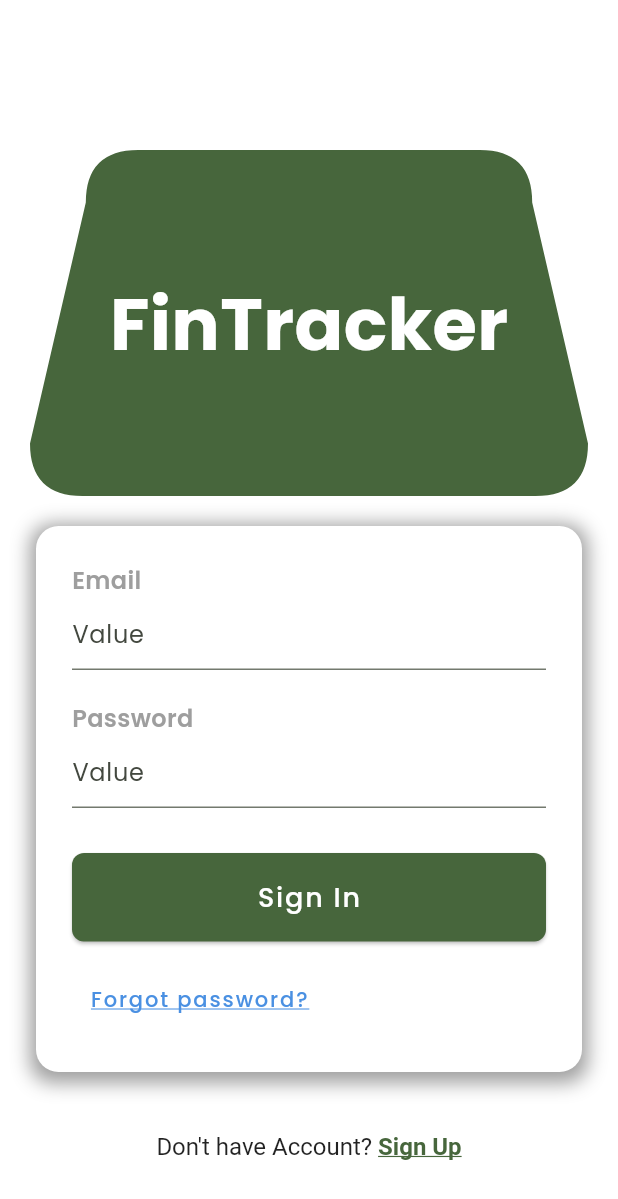
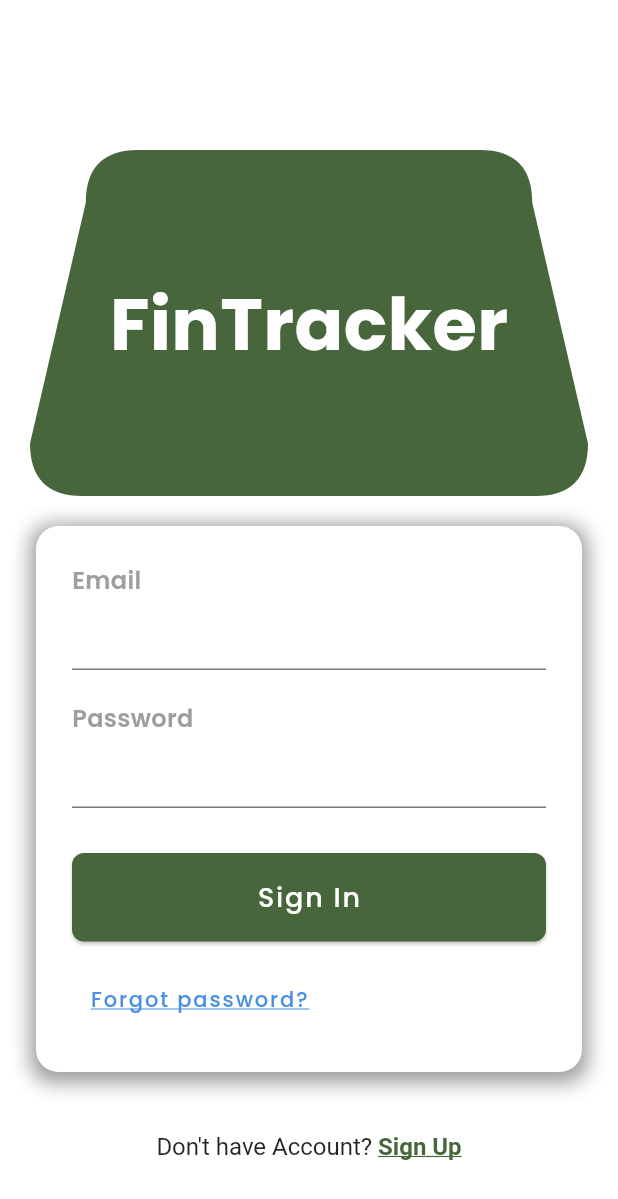
Before and after one commit to brotherzhafif/manajemen_keuangan, a Flutter app: the screen it shows after launch, on a phone screen of 412 x 824 dp. Shown: the top 1199 px of the screen. Run offline on Flutter 3.47's test engine with Material 3 defaults, Android fonts, the phone set to English and light mode, and no system bars; our stand-ins replace firebase_core, fl_chart, google_fonts; accounts and stored records are empty.

Commit message:
fix textstyle input

```diff
--- a/lib/screens/auth/login_screen.dart
+++ b/lib/screens/auth/login_screen.dart
@@ -71,9 +71,13 @@ class LoginScreen extends StatelessWidget {
                         fontWeight: FontWeight.w600,
                       ),
                     ),
-                    const TextField(
-                      decoration: InputDecoration(
-                        hintText: 'Value',
+                    TextField(
+                      style: const TextStyle(
+                        color: Colors.black,
+                        fontSize: 16,
+                      ),
+                      decoration: const InputDecoration(
+                        // hintText: 'Value',
                         border: UnderlineInputBorder(),
                         focusedBorder: UnderlineInputBorder(
                           borderSide: BorderSide(color: greenColor),
@@ -90,10 +94,14 @@ class LoginScreen extends StatelessWidget {
                         fontWeight: FontWeight.w600,
                       ),
                     ),
-                    const TextField(
+                    TextField(
+                      style: const TextStyle(
+                        color: Colors.black,
+                        fontSize: 16,
+                      ),
                       obscureText: true,
-                      decoration: InputDecoration(
-                        hintText: 'Value',
+                      decoration: const InputDecoration(
+                        // hintText: 'Value',
                         border: UnderlineInputBorder(),
                         focusedBorder: UnderlineInputBorder(
                           borderSide: BorderSide(color: greenColor),
--- a/lib/screens/auth/register_screen.dart
+++ b/lib/screens/auth/register_screen.dart
@@ -47,6 +47,7 @@ class _RegisterScreenState extends State<RegisterScreen> {
                         borderRadius: BorderRadius.circular(15.0),
                         boxShadow: [
                           BoxShadow(
+                            // ignore: deprecated_member_use
                             color: Colors.grey.withOpacity(0.2),
                             spreadRadius: 4,
                             blurRadius: 10,
@@ -177,10 +178,14 @@ class _RegisterScreenState extends State<RegisterScreen> {
           ),
         ),
         TextField(
+          style: const TextStyle(
+            color: Colors.black,
+            fontSize: 16,
+          ),
           keyboardType: type,
           obscureText: obscure,
           decoration: const InputDecoration(
-            hintText: 'Value',
+            // hintText: 'Value',
             contentPadding: EdgeInsets.symmetric(vertical: 10.0),
             border: UnderlineInputBorder(),
             focusedBorder: UnderlineInputBorder(
```
